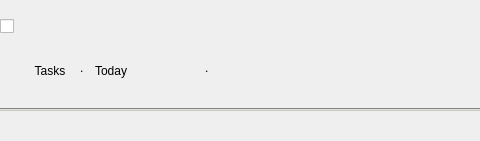
Qt form assets/UI/task.ui (Brunowar12/Plan-My-Day) before a commit; both pictures show x 0 to 480 and y 0 to 141 of the 938 by 141 pixel window.
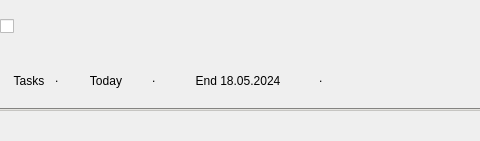
The same form after that commit. Icons and pictures are not drawn.

Diff of the .ui file:
```diff
--- a/assets/UI/task.ui
+++ b/assets/UI/task.ui
@@ -120,21 +120,6 @@
    <item>
     <widget class="QWidget" name="sub_widget" native="true">
      <layout class="QHBoxLayout" name="horizontalLayout_2">
-      <property name="spacing">
-       <number>10</number>
-      </property>
-      <property name="leftMargin">
-       <number>30</number>
-      </property>
-      <property name="topMargin">
-       <number>0</number>
-      </property>
-      <property name="rightMargin">
-       <number>0</number>
-      </property>
-      <property name="bottomMargin">
-       <number>20</number>
-      </property>
       <item>
        <widget class="QLabel" name="task_label">
         <property name="maximumSize">
@@ -171,7 +156,7 @@
        <widget class="QLabel" name="label_day">
         <property name="maximumSize">
          <size>
-          <width>100</width>
+          <width>80</width>
           <height>20</height>
          </size>
         </property>
@@ -179,7 +164,39 @@
          <string>Today</string>
         </property>
         <property name="alignment">
-         <set>Qt::AlignLeading|Qt::AlignLeft|Qt::AlignVCenter</set>
+         <set>Qt::AlignCenter</set>
+        </property>
+       </widget>
+      </item>
+      <item>
+       <widget class="QLabel" name="label_space_3">
+        <property name="maximumSize">
+         <size>
+          <width>5</width>
+          <height>20</height>
+         </size>
+        </property>
+        <property name="text">
+         <string>.</string>
+        </property>
+        <property name="alignment">
+         <set>Qt::AlignLeading|Qt::AlignLeft|Qt::AlignTop</set>
+        </property>
+       </widget>
+      </item>
+      <item>
+       <widget class="QLabel" name="task_label_end">
+        <property name="maximumSize">
+         <size>
+          <width>150</width>
+          <height>20</height>
+         </size>
+        </property>
+        <property name="text">
+         <string>End 18.05.2024</string>
+        </property>
+        <property name="alignment">
+         <set>Qt::AlignCenter</set>
         </property>
        </widget>
       </item>
```
